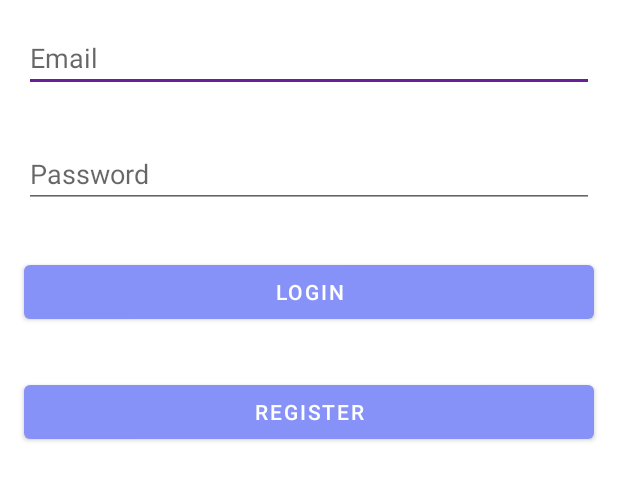
After one commit to jasminepopa3/Buggy-Alarm, an Android app: the layout activity_login.xml on its own in the app's theme, with its tools: preview values and no code run, on a phone screen of 412 x 824 dp. The commit adds this screen. Shown: the top 480 px of the screen. Run offline under Robolectric (Android 15) with nearby library versions, the phone set to English and light mode, and no system bars.

Commit message:
refactoring to Alarm Class + implementation of LoginActivity to store alarms + Background Service to check repeatedly for existing alarms

```diff
--- /dev/null
+++ b/app/src/main/res/layout/activity_login.xml
@@ -0,0 +1,42 @@
+<?xml version="1.0" encoding="utf-8"?>
+<RelativeLayout xmlns:android="http://schemas.android.com/apk/res/android"
+    xmlns:tools="http://schemas.android.com/tools"
+    android:layout_width="match_parent"
+    android:layout_height="match_parent"
+    tools:context=".LoginActivity">
+
+    <EditText
+        android:id="@+id/emailField"
+        android:layout_width="match_parent"
+        android:layout_height="wrap_content"
+        android:hint="Email"
+        android:inputType="textEmailAddress"
+        android:layout_margin="16dp"/>
+
+    <EditText
+        android:id="@+id/passwordField"
+        android:layout_width="match_parent"
+        android:layout_height="wrap_content"
+        android:hint="Password"
+        android:inputType="textPassword"
+        android:layout_below="@id/emailField"
+        android:layout_margin="16dp"/>
+
+    <Button
+        android:id="@+id/loginButton"
+        android:layout_width="match_parent"
+        android:layout_height="wrap_content"
+        android:text="Login"
+        android:layout_below="@id/passwordField"
+        android:layout_margin="16dp"/>
+
+    <Button
+        android:id="@+id/registerButton"
+        android:layout_width="match_parent"
+        android:layout_height="wrap_content"
+        android:layout_below="@id/loginButton"
+        android:layout_margin="16dp"
+        android:layout_marginTop="350dp"
+        android:layout_marginBottom="16dp"
+        android:text="Register" />
+</RelativeLayout>
--- a/gradle/libs.versions.toml
+++ b/gradle/libs.versions.toml
@@ -9,6 +9,7 @@ activity = "1.8.0"
 constraintlayout = "2.1.4"
 googleServices = "4.4.1"
 firebaseDatabase = "21.0.0"
+firebaseAuth = "23.0.0"
 
 [libraries]
 junit = { group = "junit", name = "junit", version.ref = "junit" }
@@ -20,6 +21,7 @@ activity = { group = "androidx.activity", name = "activity", version.ref = "acti
 constraintlayout = { group = "androidx.constraintlayout", name = "constraintlayout", version.ref = "constraintlayout" }
 google-services = { group = "com.google.gms", name = "google-services", version.ref = "googleServices" }
 firebase-database = { group = "com.google.firebase", name = "firebase-database", version.ref = "firebaseDatabase" }
+firebase-auth = { group = "com.google.firebase", name = "firebase-auth", version.ref = "firebaseAuth" }
 
 [plugins]
 androidApplication = { id = "com.android.application", version.ref = "agp" }
```
Also changed, not shown: app/build.gradle.kts (+7 -2 lines), app/src/main/AndroidManifest.xml (+9 -1 lines), app/src/main/java/com/example/buggyalarm/Alarm.java (added, +54 -0 lines), app/src/main/java/com/example/buggyalarm/AlarmCheckService.java (added, +146 -0 lines), app/src/main/java/com/example/buggyalarm/LoginActivity.java (added, +83 -0 lines), app/src/main/java/com/example/buggyalarm/MainActivity.java (+45 -92 lines), build.gradle.kts (+10 -2 lines).
